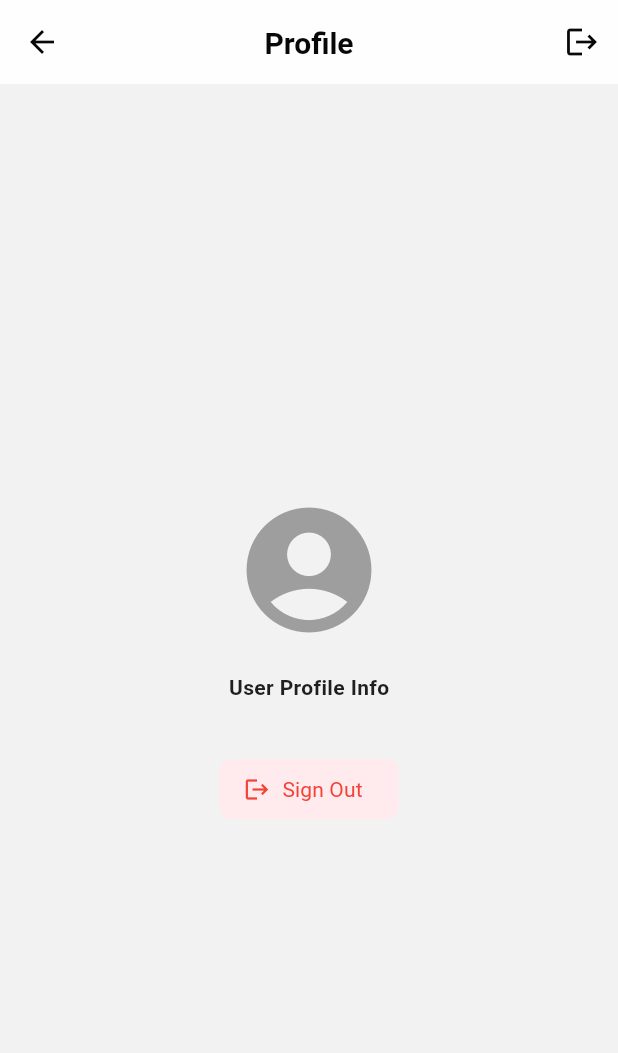
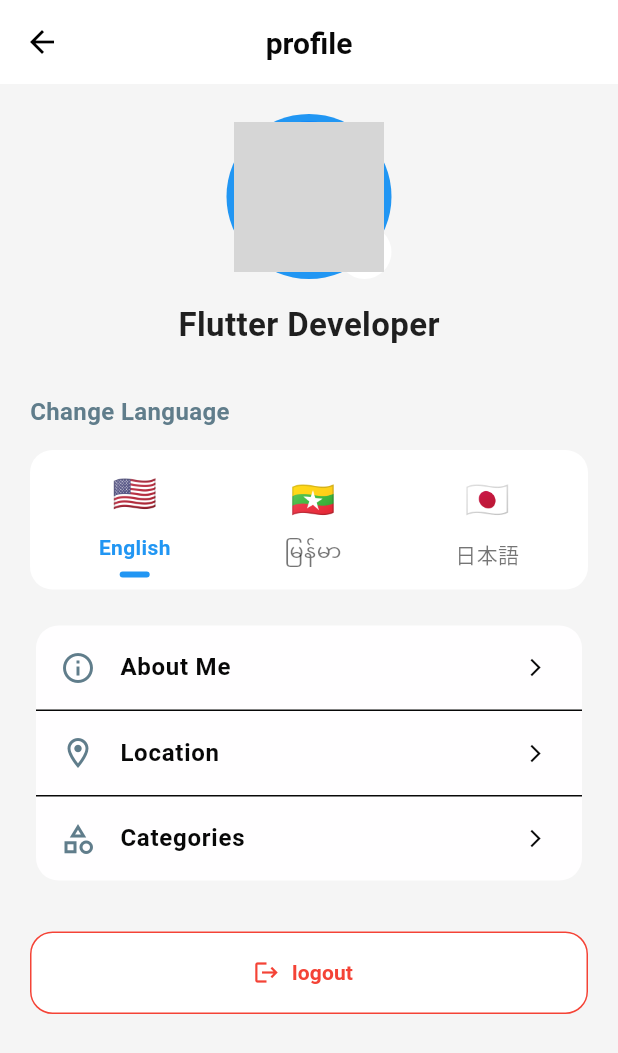
Before and after one commit to SoeThiriKhaing/pet_adoption, a Flutter app: the ProfilePage screen opened directly, on a phone screen of 412 x 824 dp. Shown: the top 1053 px of the screen. Run offline on Flutter 3.47's test engine with Material 3 defaults, Android fonts, the phone set to English and light mode, and no system bars; our stand-ins replace bloc, cloud_firestore, device_info_plus, easy_debounce, easy_localization, firebase_auth and 11 more; accounts and stored records are empty; grey boxes are pictures that could not be loaded.

Commit message:
Added Localization[Myanmar,English,Japanese]

```diff
--- a/lib/main.dart
+++ b/lib/main.dart
@@ -1,3 +1,4 @@
+import 'package:easy_localization/easy_localization.dart';
 import 'package:firebase_core/firebase_core.dart';
 import 'package:flutter/material.dart';
 import 'package:flutter/services.dart';
@@ -7,17 +8,24 @@ import 'presentation/presentation.dart';
 
 void main() async {
   WidgetsFlutterBinding.ensureInitialized();
+  await EasyLocalization.ensureInitialized();
   await Firebase.initializeApp();
   await configureDependencies();
   SystemChrome.setPreferredOrientations([
     DeviceOrientation.portraitUp,
     DeviceOrientation.portraitDown,
   ]);
-  runApp(const SurveySpark());
+  runApp( EasyLocalization(supportedLocales: [
+    Locale('en','US'),
+    Locale('my','MM'),
+    Locale('ja','JP'),
+  ], path: 'assets/languages',
+  fallbackLocale: const Locale('en','US'),
+  child: PetAdoption()));
 }
 
-class SurveySpark extends StatelessWidget {
-  const SurveySpark({super.key});
+class PetAdoption extends StatelessWidget {
+  const PetAdoption({super.key});
 
   @override
   Widget build(BuildContext context) {
@@ -29,6 +37,9 @@ class SurveySpark extends StatelessWidget {
         debugShowCheckedModeBanner: false,
         theme: $styles.light,
         darkTheme: $styles.light,
+        localizationsDelegates: context.localizationDelegates,
+        supportedLocales: context.supportedLocales,
+        locale: context.locale,
         title: "Pet Adoption",
         routerConfig: inject<NavigationRouter>().router,
       ),
--- a/lib/presentation/auth/login/login.dart
+++ b/lib/presentation/auth/login/login.dart
@@ -46,6 +46,7 @@ class LoginPage extends StatelessWidget {
           child: Padding(
             padding: const EdgeInsets.all(20),
             child: Column(
+              mainAxisAlignment: MainAxisAlignment.center,
               children: [
                 TextField(
                   controller: emailController,
--- a/lib/presentation/index/index.dart
+++ b/lib/presentation/index/index.dart
@@ -1,7 +1,4 @@
 import 'package:flutter/material.dart';
-import 'package:flutter_bloc/flutter_bloc.dart';
-import 'package:go_router/go_router.dart';
-
 import '../../adopt_pet.dart';
 
 class IndexPage extends StatefulWidget {
@@ -99,71 +96,3 @@ class FavoritePage extends StatelessWidget {
   Widget build(BuildContext context) =>
       const Center(child: Text("Favorite Page"));
 }
-
-class ProfilePage extends StatelessWidget {
-  const ProfilePage({super.key});
-
-  @override
-  Widget build(BuildContext context) {
-    return Scaffold(
-      appBar: AppBar(
-        title: const Text("Profile"),
-        actions: [
-          // Sign Out ခလုတ်ကို AppBar မှာ ထည့်ထားခြင်း
-          IconButton(
-            onPressed: () => _showSignOutDialog(context),
-            icon: const Icon(Icons.logout),
-          ),
-        ],
-      ),
-      body: Center(
-        child: Column(
-          mainAxisAlignment: MainAxisAlignment.center,
-          children: [
-            const Icon(Icons.account_circle, size: 100, color: Colors.grey),
-            const SizedBox(height: 16),
-            const Text("User Profile Info"),
-            const SizedBox(height: 32),
-
-            // သို့မဟုတ် Body ထဲမှာ Button အနေနဲ့ ထည့်ခြင်း
-            ElevatedButton.icon(
-              style: ElevatedButton.styleFrom(backgroundColor: Colors.red[50]),
-              onPressed: () => _showSignOutDialog(context),
-              icon: const Icon(Icons.logout, color: Colors.red),
-              label: const Text("Sign Out", style: TextStyle(color: Colors.red)),
-            ),
-          ],
-        ),
-      ),
-    );
-  }
-
-  // Confirm Dialog လေးပြတာ ပိုကောင်းပါတယ်
-  void _showSignOutDialog(BuildContext context) {
-    showDialog(
-      context: context,
-      builder: (dialogContext) => AlertDialog(
-        title: const Text("Sign Out"),
-        content: const Text("Are you sure you want to sign out?"),
-        actions: [
-          TextButton(
-            onPressed: () => Navigator.pop(dialogContext),
-            child: const Text("Cancel"),
-          ),
-          TextButton(
-            onPressed: () {
-              Navigator.pop(dialogContext); // Dialog ကို ပိတ်မယ်
-
-              // AuthenticationCubit ထဲက signOut() ကို လှမ်းခေါ်မယ်
-              context.read<AuthenticationCubit>().logOut();
-
-              // Login Page ကို ပြန်သွားမယ်
-              context.go(LoginPage.routePath);
-            },
-            child: const Text("Sign Out", style: TextStyle(color: Colors.red)),
-          ),
-        ],
-      ),
-    );
-  }
-}
--- a/lib/presentation/presentation.dart
+++ b/lib/presentation/presentation.dart
@@ -13,3 +13,4 @@ export 'index/index.dart';
 export 'admin/cubit/add_pet_cubit.dart';
 export 'admin/admin.dart';
 export 'admin/widget/ready.dart';
+export 'profile/profile.dart';
--- /dev/null
+++ b/lib/presentation/profile/profile.dart
@@ -0,0 +1,210 @@
+import 'package:easy_localization/easy_localization.dart';
+import 'package:flutter/material.dart';
+
+class ProfilePage extends StatefulWidget {
+  const ProfilePage({super.key});
+
+  @override
+  State<ProfilePage> createState() => _ProfilePageState();
+}
+
+class _ProfilePageState extends State<ProfilePage> {
+  @override
+  Widget build(BuildContext context) {
+    return Scaffold(
+      backgroundColor: Colors.grey[100],
+      appBar: AppBar(
+        // JSON key: "profile"
+        title: Text(context.tr('profile')),
+        centerTitle: true,
+        elevation: 0,
+        backgroundColor: Colors.white,
+        foregroundColor: Colors.black,
+      ),
+      body: SingleChildScrollView(
+        child: Column(
+          children: [
+            const SizedBox(height: 20),
+
+            _buildProfileHeader(),
+
+            const SizedBox(height: 25),
+
+            _buildLanguageSwitcher(context),
+
+            const SizedBox(height: 20),
+
+            _buildSettingsMenu(context),
+
+            const SizedBox(height: 30),
+
+            _buildLogoutButton(context),
+
+            const SizedBox(height: 20),
+          ],
+        ),
+      ),
+    );
+  }
+
+  // Profile Header
+  Widget _buildProfileHeader() {
+    return Column(
+      children: [
+        Stack(
+          children: [
+            const CircleAvatar(
+              radius: 55,
+              backgroundColor: Colors.blue,
+              child: CircleAvatar(
+                radius: 50,
+                backgroundImage: AssetImage('assets/images/user_placeholder.png'),
+              ),
+            ),
+            Positioned(
+              bottom: 0,
+              right: 0,
+              child: CircleAvatar(
+                backgroundColor: Colors.white,
+                radius: 18,
+                child: Icon(Icons.edit, size: 18, color: Colors.blue[800]),
+              ),
+            ),
+          ],
+        ),
+        const SizedBox(height: 12),
+        const Text(
+          "Flutter Developer",
+          style: TextStyle(fontSize: 22, fontWeight: FontWeight.bold),
+        ),
+      ],
+    );
+  }
+
+  Widget _buildLanguageSwitcher(BuildContext context) {
+    return Padding(
+      padding: const EdgeInsets.symmetric(horizontal: 20),
+      child: Column(
+        crossAxisAlignment: CrossAxisAlignment.start,
+        children: [
+          Text(
+            context.tr('change_language'),
+            style: const TextStyle(fontSize: 16, fontWeight: FontWeight.bold, color: Colors.blueGrey),
+          ),
+          const SizedBox(height: 12),
+          Container(
+            padding: const EdgeInsets.all(8),
+            decoration: BoxDecoration(
+              color: Colors.white,
+              borderRadius: BorderRadius.circular(15),
+            ),
+            child: Row(
+              mainAxisAlignment: MainAxisAlignment.spaceAround,
+              children: [
+                _buildLanguageItem(context, "English", const Locale('en', 'US'), "🇺🇸"),
+                _buildLanguageItem(context, "မြန်မာ", const Locale('my', 'MM'), "🇲🇲"),
+                _buildLanguageItem(context, "日本語", const Locale('ja', 'JP'), "🇯🇵"),
+              ],
+            ),
+          ),
+        ],
+      ),
+    );
+  }
+
+  Widget _buildLanguageItem(BuildContext context, String title, Locale locale, String flag) {
+    bool isSelected = context.locale == locale;
+    return GestureDetector(
+      onTap: () async {
+        // အဓိက UI ပြောင်းလဲစေသော code
+        await context.setLocale(locale);
+        setState(() {}); // UI ကို ချက်ချင်း update ဖြစ်စေရန်
+      },
+      child: Column(
+        children: [
+          Text(flag, style: const TextStyle(fontSize: 24)),
+          const SizedBox(height: 4),
+          Text(
+            title,
+            style: TextStyle(
+              fontWeight: isSelected ? FontWeight.bold : FontWeight.normal,
+              color: isSelected ? Colors.blue : Colors.black54,
+            ),
+          ),
+          if (isSelected)
+            Container(
+              margin:  EdgeInsets.only(top: 4),
+              height: 4,
+              width: 20,
+              decoration: BoxDecoration(color: Colors.blue, borderRadius: BorderRadius.circular(2)),
+            )
+        ],
+      ),
+    );
+  }
+
+  // Settings Menu
+  Widget _buildSettingsMenu(BuildContext context) {
+    return Padding(
+      padding: const EdgeInsets.symmetric(horizontal: 20),
+      child: Card(
+        elevation: 0,
+        shape: RoundedRectangleBorder(borderRadius: BorderRadius.circular(15)),
+        child: Column(
+          children: [
+            _menuTile(context, Icons.info_outline, 'about_me'),
+            const Divider(height: 1),
+            _menuTile(context, Icons.location_on_outlined, 'location'),
+            const Divider(height: 1),
+            _menuTile(context, Icons.category_outlined, 'categories'),
+          ],
+        ),
+      ),
+    );
+  }
+
+  Widget _menuTile(BuildContext context, IconData icon, String key) {
+    return ListTile(
+      leading: Icon(icon, color: Colors.blueGrey),
+      title: Text(context.tr(key)), // JSON keys: about_me, location, categories
+      trailing: const Icon(Icons.arrow_forward_ios, size: 14),
+      onTap: () {},
+    );
+  }
+
+  // Logout Button with Dialog
+  Widget _buildLogoutButton(BuildContext context) {
+    return Padding(
+      padding: const EdgeInsets.symmetric(horizontal: 20),
+      child: ElevatedButton.icon(
+        style: ElevatedButton.styleFrom(
+          backgroundColor: Colors.white,
+          foregroundColor: Colors.red,
+          minimumSize: const Size(double.infinity, 55),
+          shape: RoundedRectangleBorder(borderRadius: BorderRadius.circular(15), side: const BorderSide(color: Colors.red)),
+          elevation: 0,
+        ),
+        onPressed: () => _showLogoutDialog(context),
+        icon: const Icon(Icons.logout),
+        label: Text(context.tr('logout'), style: const TextStyle(fontWeight: FontWeight.bold)),
+      ),
+    );
+  }
+
+  void _showLogoutDialog(BuildContext context) {
+    showDialog(
+      context: context,
+      builder: (ctx) => AlertDialog(
+        title: Text(context.tr('logout')),
+        content: Text(context.tr('confirm-exit')),
+        actions: [
+          TextButton(onPressed: () => Navigator.pop(ctx), child: Text(context.tr('cancel'))),
+          TextButton(
+            onPressed: () => Navigator.pop(ctx),
+            child: Text(context.tr('confirm'), style: const TextStyle(color: Colors.red)),
+          ),
+        ],
+      ),
+    );
+  }
+}
```
Also changed, not shown: assets/languages/en-US.json (added, +30 -0 lines), assets/languages/ja-JP.json (added, +28 -0 lines), assets/languages/my-MM.json (added, +29 -0 lines), pubspec.yaml (+7 -14 lines), pubspec.lock.
